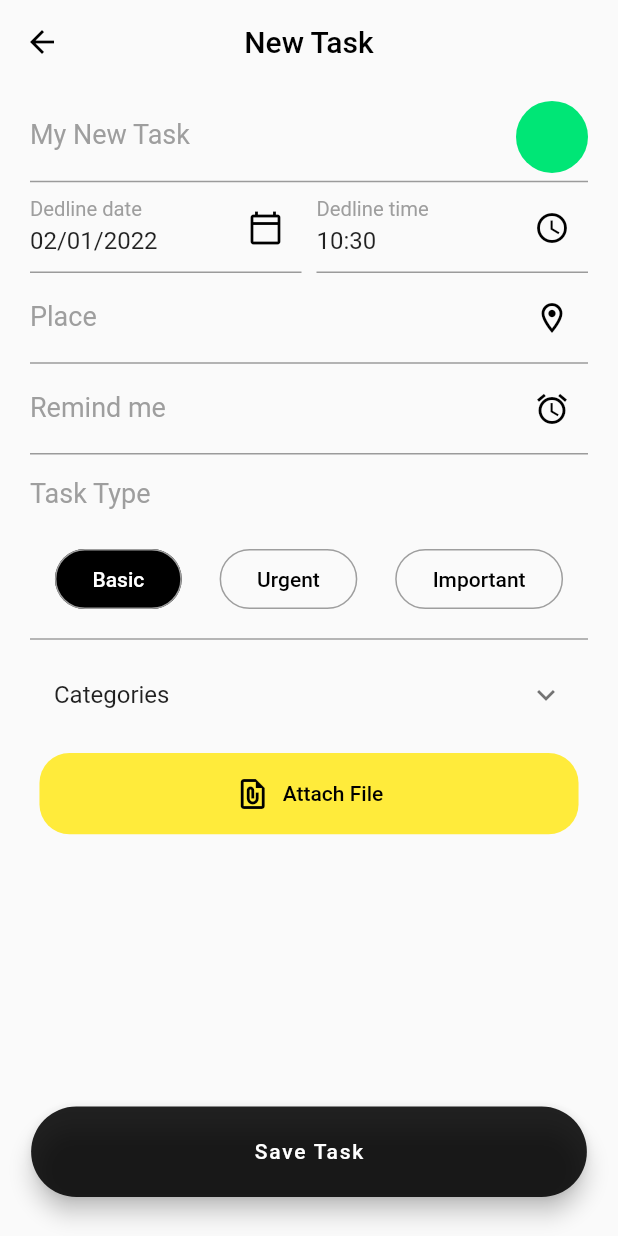
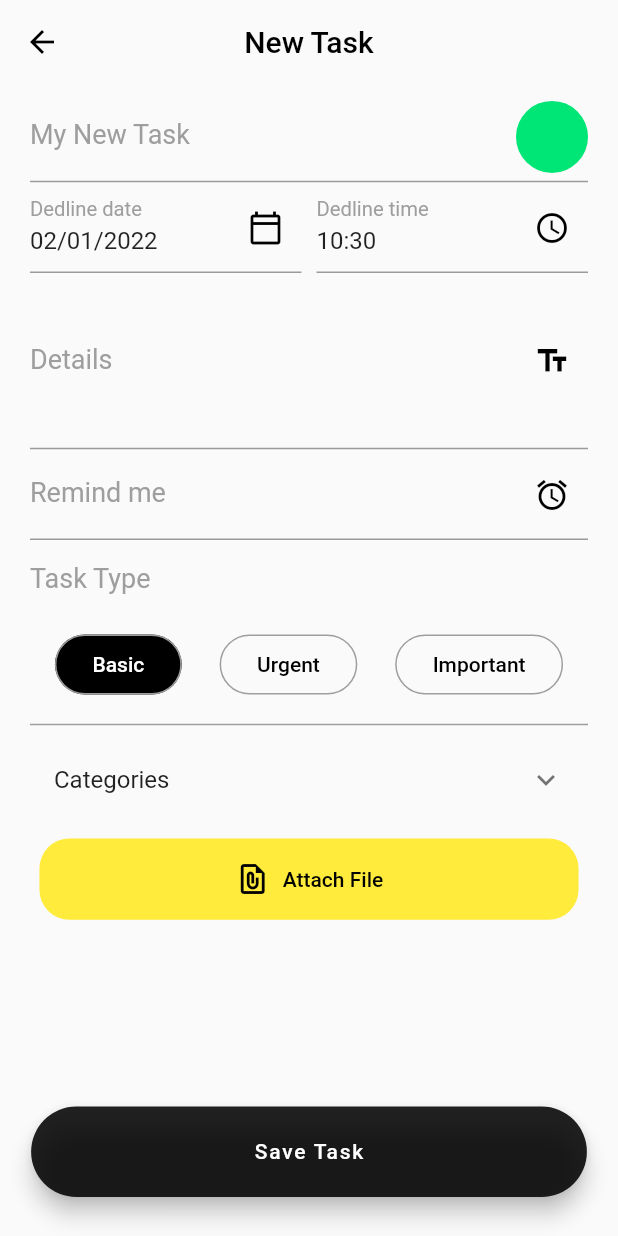
Before and after one commit to Lazizbek97/Task_Manager_App, a Flutter app: the AddingTaskPage screen opened by its route, on a phone screen of 412 x 824 dp. Run offline on Flutter 3.47's test engine with Material 2 defaults, Android fonts, the phone set to English and light mode, and no system bars; our stand-ins replace flutter_local_notifications, flutter_native_timezone, group_button, hive, hive_flutter, roundcheckbox and 2 more; accounts and stored records are empty; network calls fail.

```diff
--- /dev/null
+++ b/lib/core/notifications/notificartion.dart
@@ -0,0 +1,144 @@
+import 'package:flutter/material.dart';
+import 'package:flutter_local_notifications/flutter_local_notifications.dart';
+import 'package:rxdart/rxdart.dart';
+import 'package:timezone/data/latest.dart' as tz;
+import 'package:timezone/timezone.dart' as tz;
+import 'package:flutter_native_timezone/flutter_native_timezone.dart';
+
+class Notifications {
+  static final _notification = FlutterLocalNotificationsPlugin();
+  // ! Notifications on pressed
+  static final onNotifications = BehaviorSubject<String?>();
+
+// ! Initializing new Notification here
+  static Future init({bool initScheduled = false}) async {
+    // ? For Android
+    AndroidInitializationSettings initializationSettingsAndroid =
+        const AndroidInitializationSettings('@mipmap/ic_launcher');
+    // ? For IOS
+    IOSInitializationSettings initializationSettingsIOS =
+        const IOSInitializationSettings();
+    // ? Initializing Settings for Platforms
+    var initializationSettings = InitializationSettings(
+        android: initializationSettingsAndroid, iOS: initializationSettingsIOS);
+    FlutterLocalNotificationsPlugin().initialize(
+      initializationSettings,
+      onSelectNotification: (payload) async {
+        onNotifications.add(payload);
+      },
+    );
+
+// ! App ishga tushganda vaqtni u turgan time zone locationga qarab oladi
+    if (initScheduled) {
+      tz.initializeTimeZones();
+      final locationName = await FlutterNativeTimezone.getLocalTimezone();
+      tz.setLocalLocation(tz.getLocation(locationName));
+    }
+  }
+
+// ! Which platform, How get notifications? settings
+  static Future _notificationDetails() async {
+    return const NotificationDetails(
+      android: AndroidNotificationDetails(
+        "channelId",
+        "channelName",
+        channelDescription: "channel description",
+        importance: Importance.max,
+      ),
+      iOS: IOSNotificationDetails(),
+    );
+  }
+
+// ! What user see on Notification are all here
+// ? Notification When user pressed a button
+  static showNotification({
+    int id = 0,
+    String? title,
+    String? body,
+    String? payload,
+  }) async =>
+      _notification.show(
+        id,
+        title,
+        body,
+        await _notificationDetails(),
+        payload: payload,
+      );
+
+// ? Notification when user set a time in the future
+
+  static showNotificationScheduled({
+    int id = 0,
+    String? title,
+    String? body,
+    String? payload,
+    required DateTime scheduledDate,
+  }) async =>
+      _notification.zonedSchedule(
+        // * Argumentlarinig positsiyasi MUHIM!
+        id,
+        title,
+        body,
+        tz.TZDateTime.from(scheduledDate, tz.getLocation('America/Detroit')),
+        await _notificationDetails(),
+        payload: payload,
+        androidAllowWhileIdle: true,
+        uiLocalNotificationDateInterpretation:
+            UILocalNotificationDateInterpretation.absoluteTime,
+      );
+
+// ? Notifacations Daily Basis
+
+  static showNotificationScheduledDailyBasis({
+    int id = 0,
+    String? title,
+    String? body,
+    String? payload,
+    required DateTime scheduledDate,
+  }) async =>
+      _notification.zonedSchedule(
+        // * Argumentlarinig positsiyasi MUHIM!
+        id,
+        title,
+        body,
+        // * dailyNotifications
+        await _scheduleDaily(
+          Time(scheduledDate.hour, scheduledDate.minute),
+        ),
+        // ),
+        // * weeklyNOtifications
+        // await _weeklySchedule(Time(11),
+        // days: [DateTime.monday, DateTime.tuesday]),
+
+        await _notificationDetails(),
+        payload: payload,
+        androidAllowWhileIdle: true,
+        uiLocalNotificationDateInterpretation:
+            UILocalNotificationDateInterpretation.absoluteTime,
+        // * DailySchedule
+        // matchDateTimeComponents: DateTimeComponents.time,
+        // * WeeklySchedule
+        matchDateTimeComponents: DateTimeComponents.dayOfWeekAndTime,
+      );
+
+  // ?-----------------------------------------
+  static tz.TZDateTime _scheduleDaily(Time time) {
+    final now = tz.TZDateTime.now(tz.local);
+    final scheduledDate = tz.TZDateTime(tz.local, now.year, now.month, now.day,
+        time.hour, time.minute, time.second);
+    return scheduledDate.isBefore(now)
+        ? scheduledDate.add(
+            Duration(seconds: 15),
+          )
+        : scheduledDate;
+  }
+
+  static tz.TZDateTime _weeklySchedule(Time time, {required List<int> days}) {
+    tz.TZDateTime scheduledDate = _scheduleDaily(time);
+
+    while (!days.contains(scheduledDate.weekday)) {
+      scheduledDate = scheduledDate.add(const Duration(days: 1));
+    }
+    return scheduledDate;
+  }
+}
--- a/lib/main.dart
+++ b/lib/main.dart
@@ -4,9 +4,11 @@ import 'package:task_manager/routes.dart';
 import 'package:path_provider/path_provider.dart' as path_provider;
 import 'package:hive/hive.dart';
 import 'models/task_model.dart';
+import 'package:timezone/data/latest.dart' as tz;
 
 void main() async {
   WidgetsFlutterBinding.ensureInitialized();
+  tz.initializeTimeZones();
   final appDocDir = await path_provider.getApplicationDocumentsDirectory();
   Hive.init(appDocDir.path);
 
--- a/lib/screens/add_task_page/adding_task.dart
+++ b/lib/screens/add_task_page/adding_task.dart
@@ -1,5 +1,6 @@
 import 'package:flutter/material.dart';
 import 'package:task_manager/core/hive_boxes.dart';
+import 'package:task_manager/core/notifications/notificartion.dart';
 import 'package:task_manager/core/size_config.dart';
 import 'package:group_button/group_button.dart';
 import 'package:intl/intl.dart';
@@ -199,14 +200,15 @@ class _AddingTaskPageState extends State<AddingTaskPage> {
                       ),
                       TextFormField(
                         controller: _placeController,
+                        maxLines: 4,
                         decoration: InputDecoration(
-                          labelText: "Place",
+                          labelText: "Details",
                           labelStyle:
                               const TextStyle(color: Colors.grey, fontSize: 18),
                           suffixIcon: IconButton(
                             onPressed: () {},
                             icon: const Icon(
-                              Icons.location_on_outlined,
+                              Icons.text_fields_outlined,
                               color: Colors.black,
                             ),
                           ),
@@ -322,10 +324,11 @@ class _AddingTaskPageState extends State<AddingTaskPage> {
         child: FloatingActionButton.extended(
           backgroundColor: Colors.black87,
           onPressed: () {
+            // * Getting Input values
             String title = _taskTitleController.text;
             String date = _dateController.text;
             String time = _timeController.text;
-            String place = _placeController.text;
+            String details = _placeController.text;
             String reminder = _reminderController.text;
 
             String taskType = _typeButtons[AddingTaskPage.taskType];
@@ -336,18 +339,27 @@ class _AddingTaskPageState extends State<AddingTaskPage> {
               creteriaNames.add(_buttonsList[element]);
             });
 
+            // *Adding data to Hive
             if (_formKey.currentState!.validate()) {
               creteriaNames.isEmpty ? creteriaNames.add("No Category") : null;
               addTask(
                 title: title,
                 dedlineData: date,
                 dedlineTime: time,
-                place: place,
+                place: details,
                 reminder: reminder,
                 taksType: taskType,
                 criterias: creteriaNames,
                 color: AddingTaskPage.taskType,
               );
+              // * Set notifications
+              setNotifications(
+                title: title,
+                body: details,
+                payload: date,
+              );
+
+              // * Go back to HomePage
               Navigator.pop(context);
             }
           },
@@ -358,6 +370,31 @@ class _AddingTaskPageState extends State<AddingTaskPage> {
         ),
       ),
     );
+  }
+
+  // ? Set notifications
+  setNotifications({
+    required String title,
+    required String body,
+    required String payload,
+  }) {
+    final today = DateTime.now();
+    if (selectedDate.month == today.month && selectedDate.day == today.day) {
+      DateTime newNotification = DateTime(
+        selectedDate.year,
+        selectedDate.month,
+        selectedDate.day,
+        selectedTime.hour,
+        selectedTime.minute,
+      );
+
+      Notifications.showNotificationScheduledDailyBasis(
+        title: title,
+        body: body,
+        payload: payload,
+        scheduledDate: newNotification,
+      );
+    }
   }
 
   // ?  Adding taks to HiveDataBase
@@ -397,6 +434,7 @@ class _AddingTaskPageState extends State<AddingTaskPage> {
       setState(
         () {
           selectedTime = picked;
+          print(selectedTime.format(context));
           _hour = selectedTime.hour.toString();
           _minute = selectedTime.minute.toString();
           _time = _hour + ' : ' + '${_minute == "0" ? "00" : _minute}';
@@ -418,6 +456,8 @@ class _AddingTaskPageState extends State<AddingTaskPage> {
     if (picked != null) {
       setState(() {
         selectedDate = picked;
+        print(selectedDate);
+        print(DateTime.now().hour);
         _dateController.text = DateFormat("MM/dd/yyyy").format(selectedDate);
       });
     }
--- a/pubspec.yaml
+++ b/pubspec.yaml
@@ -42,6 +42,9 @@ dependencies:
   hive_generator: ^1.1.2
   build_runner: ^2.1.7
   roundcheckbox: ^2.0.4+1
+  flutter_local_notifications: ^9.2.0
+  flutter_native_timezone: ^2.0.0
+  rxdart: ^0.27.3
 
 dev_dependencies:
   flutter_test:
```
Also changed, not shown: lib/screens/editing_page.dart/edit_page.dart (+36 -5 lines), lib/screens/home_page/home_page.dart (+6 -1 lines), pubspec.lock.
